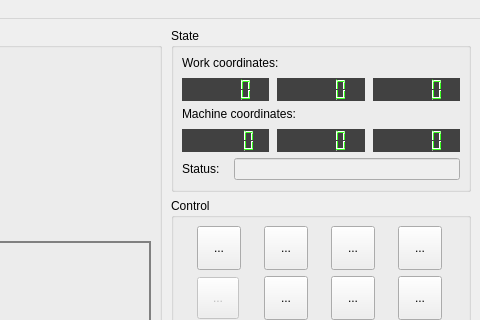
Qt form src/frmmain.ui (mamphis/Candle) before a commit; both pictures show x 472 to 952 and y 0 to 320 of the 952 by 1072 pixel window.
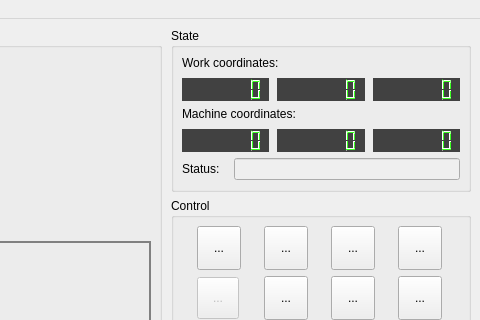
The same form after that commit. Icons and pictures are not drawn. Custom widgets are drawn as their Qt base class.

Commit message: Changed style of position Elements

```diff
--- a/src/frmmain.ui
+++ b/src/frmmain.ui
@@ -1858,6 +1858,9 @@
                  <property name="frameShape">
                   <enum>QFrame::NoFrame</enum>
                  </property>
+                 <property name="digitCount">
+                  <number>7</number>
+                 </property>
                  <property name="text" stdset="0">
                   <string>0</string>
                  </property>
@@ -2076,6 +2079,9 @@
                  <property name="frameShape">
                   <enum>QFrame::NoFrame</enum>
                  </property>
+                 <property name="digitCount">
+                  <number>7</number>
+                 </property>
                  <property name="text" stdset="0">
                   <string>0</string>
                  </property>
@@ -2294,6 +2300,9 @@
                  <property name="frameShape">
                   <enum>QFrame::NoFrame</enum>
                  </property>
+                 <property name="digitCount">
+                  <number>7</number>
+                 </property>
                  <property name="text" stdset="0">
                   <string>0</string>
                  </property>
@@ -2540,8 +2549,8 @@
                  <property name="frameShadow">
                   <enum>QFrame::Plain</enum>
                  </property>
-                 <property name="smallDecimalPoint">
-                  <bool>true</bool>
+                 <property name="digitCount">
+                  <number>7</number>
                  </property>
                  <property name="value" stdset="0">
                   <double>0.000000000000000</double>
@@ -2767,6 +2776,9 @@
                  <property name="frameShape">
                   <enum>QFrame::NoFrame</enum>
                  </property>
+                 <property name="digitCount">
+                  <number>7</number>
+                 </property>
                  <property name="text" stdset="0">
                   <string>0</string>
                  </property>
@@ -2985,6 +2997,9 @@
                  <property name="frameShape">
                   <enum>QFrame::NoFrame</enum>
                  </property>
+                 <property name="digitCount">
+                  <number>7</number>
+                 </property>
                  <property name="text" stdset="0">
                   <string>0</string>
                  </property>
```
